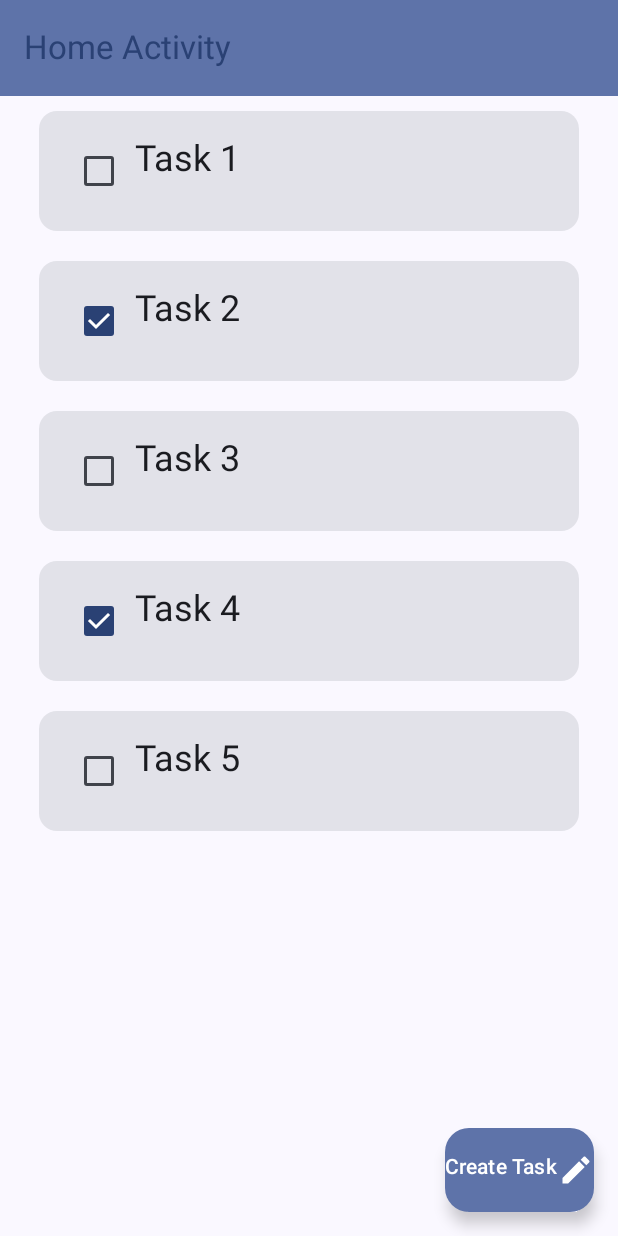
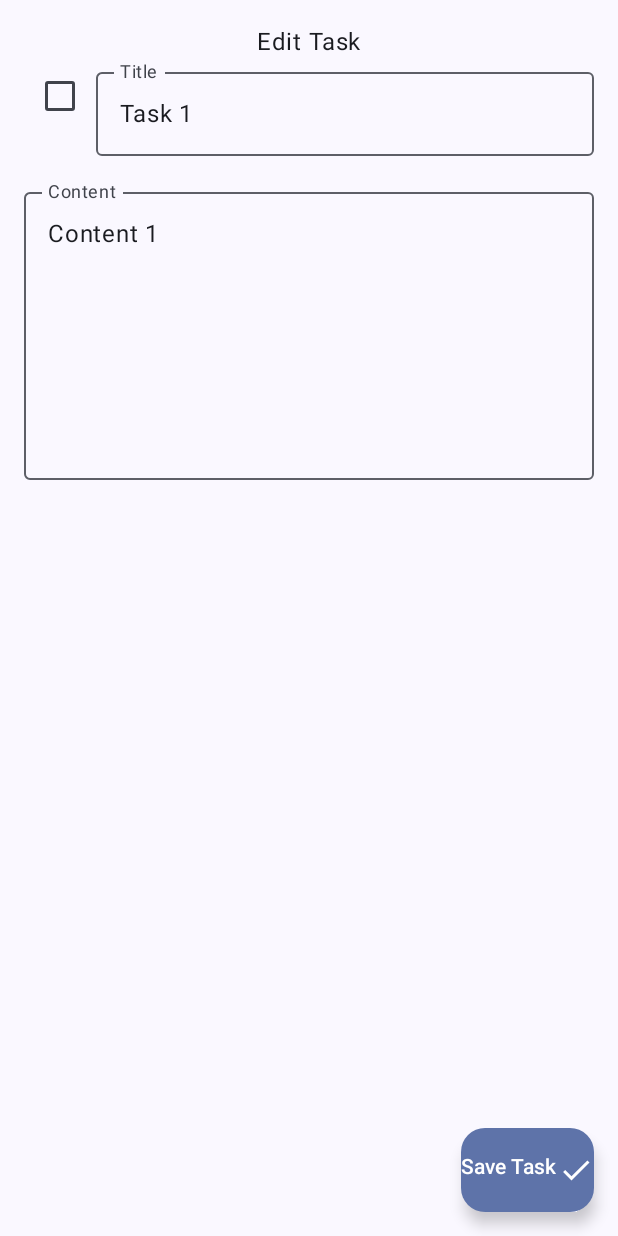
Before and after one commit to SunHe-1992/AndroidLearn, an Android app built with Jetpack Compose: the screen it shows after launch (MainActivity before the commit, EditActivity after it), after a tap on "Task 1", on a phone screen of 412 x 824 dp. Run offline under Robolectric (Android 15) with nearby library versions, the phone set to English and light mode, and no system bars.

Commit message:
Lab 2: edit task

```diff
--- a/app/build.gradle.kts
+++ b/app/build.gradle.kts
@@ -50,7 +50,8 @@ android {
 }
 
 dependencies {
-
+    implementation("androidx.activity:activity-ktx:1.8.2") // Or latest version
+    implementation("androidx.fragment:fragment-ktx:1.6.2") // Or latest version
     implementation(libs.androidx.core.ktx)
     implementation(libs.androidx.lifecycle.runtime.ktx)
     implementation(libs.androidx.activity.compose)
--- a/app/src/main/java/com/sunhe/hesun_comp304lab2_ex1/EditActivity.kt
+++ b/app/src/main/java/com/sunhe/hesun_comp304lab2_ex1/EditActivity.kt
@@ -1,27 +1,54 @@
 package com.sunhe.hesun_comp304lab2_ex1
 
+import android.annotation.SuppressLint
 import android.os.Bundle
+import android.util.Log
+import android.widget.Toast
 import androidx.activity.ComponentActivity
 import androidx.activity.compose.setContent
 import androidx.activity.enableEdgeToEdge
+import androidx.compose.foundation.layout.Arrangement
+import androidx.compose.foundation.layout.Column
+import androidx.compose.foundation.layout.Row
+import androidx.compose.foundation.layout.Spacer
 import androidx.compose.foundation.layout.fillMaxSize
+import androidx.compose.foundation.layout.fillMaxWidth
+import androidx.compose.foundation.layout.height
 import androidx.compose.foundation.layout.padding
+import androidx.compose.material.icons.Icons
+import androidx.compose.material.icons.filled.Done
+import androidx.compose.material3.Checkbox
+import androidx.compose.material3.FloatingActionButton
+import androidx.compose.material3.Icon
+import androidx.compose.material3.OutlinedTextField
 import androidx.compose.material3.Scaffold
 import androidx.compose.material3.Text
 import androidx.compose.runtime.Composable
+import androidx.compose.runtime.getValue
+import androidx.compose.runtime.mutableStateOf
+import androidx.compose.runtime.remember
+import androidx.compose.runtime.setValue
+import androidx.compose.ui.Alignment
 import androidx.compose.ui.Modifier
-import androidx.compose.ui.tooling.preview.Preview
+import androidx.compose.ui.platform.LocalContext
+import androidx.compose.ui.unit.dp
+import androidx.lifecycle.ViewModelProvider
+import com.sunhe.hesun_comp304lab2_ex1.data.DataManager
+import com.sunhe.hesun_comp304lab2_ex1.data.TaskHSViewModel
 import com.sunhe.hesun_comp304lab2_ex1.ui.theme.Hesun_COMP304Lab2_Ex1Theme
+
 
 class EditActivity : ComponentActivity() {
     override fun onCreate(savedInstanceState: Bundle?) {
         super.onCreate(savedInstanceState)
+        val taskId = intent.getIntExtra("taskId", 0)
         enableEdgeToEdge()
         setContent {
             Hesun_COMP304Lab2_Ex1Theme {
                 Scaffold(modifier = Modifier.fillMaxSize()) { innerPadding ->
-                    Greeting3(
-                        name = "Android",
+                    RefreshEditTask(
+                        taskId,
+                        onFinish = { finish() }, // Pass the callback here
                         modifier = Modifier.padding(innerPadding)
                     )
                 }
@@ -30,18 +57,90 @@ class EditActivity : ComponentActivity() {
     }
 }
 
+@SuppressLint("UnusedMaterial3ScaffoldPaddingParameter")
 @Composable
-fun Greeting3(name: String, modifier: Modifier = Modifier) {
-    Text(
-        text = "Hello $name!",
-        modifier = modifier
-    )
-}
+fun RefreshEditTask(
+    taskId: Int,
+    onFinish: () -> Unit,
+    modifier: Modifier = Modifier
+) {
+    val viewModel: TaskHSViewModel = DataManager.getInstance().getVM()
+    val task = viewModel.getTask(taskId)
+    if (task == null) {
+        Log.d("EditActivity", "task is null id = $taskId")
+        return
+    }
+    val context = LocalContext.current
+    var title by remember { mutableStateOf(task.title) }
+    var content by remember { mutableStateOf(task.content) }
+    var checkedState by remember { mutableStateOf(task.done) }
+    Scaffold(
+        floatingActionButton = {
 
-@Preview(showBackground = true)
-@Composable
-fun GreetingPreview3() {
-    Hesun_COMP304Lab2_Ex1Theme {
-        Greeting3("Android")
+            FloatingActionButton(onClick = {
+                //  Save the task using title and content
+                var tip: String = ""
+                if (title.trim() == "" || content.trim() == "") {
+                    tip = "Title or content is empty";
+                } else {
+                    //save data
+                    viewModel.updateTask(taskId, title, content)
+                }
+                if (tip != "") {
+                    Toast.makeText(context, tip, Toast.LENGTH_SHORT).show()
+                } else {//  Navigate back to the main screen
+                    onFinish()
+                }
+            }) {
+                Row() {
+                    Text("Save Task")
+                    Icon(Icons.Default.Done, contentDescription = "Save Task")
+                }
+            }
+        }
+    ) { innerPadding ->
+        Column(
+            modifier = Modifier
+                .fillMaxSize()
+                .padding(16.dp),
+            horizontalAlignment = Alignment.CenterHorizontally,
+            verticalArrangement = Arrangement.Top
+        ) {
+
+            Text(
+                text = "Edit Task",
+                modifier = modifier
+            )
+            Row() {
+                Checkbox(
+                    checked = checkedState,
+                    onCheckedChange = {
+                        viewModel.updateTaskDone(task.id, it)
+                        checkedState = it
+                    }
+                )
+                OutlinedTextField(
+                    value = title,
+                    onValueChange = {
+                        title = it
+                    },
+                    label = { Text("Title") },
+                    modifier = Modifier.fillMaxWidth()
+                )
+            }
+            Spacer(modifier = Modifier.height(16.dp))
+            OutlinedTextField(
+                value = content,
+                onValueChange = {
+                    content = it
+                },
+                label = { Text("Content") },
+                modifier = Modifier
+                    .fillMaxWidth()
+                    .height(200.dp)
+            )
+
+
+        }
     }
 }
--- a/app/src/main/java/com/sunhe/hesun_comp304lab2_ex1/MainActivity.kt
+++ b/app/src/main/java/com/sunhe/hesun_comp304lab2_ex1/MainActivity.kt
@@ -27,6 +27,7 @@ import androidx.compose.ui.tooling.preview.Preview
 import androidx.lifecycle.Lifecycle
 import androidx.lifecycle.lifecycleScope
 import androidx.lifecycle.repeatOnLifecycle
+import com.sunhe.hesun_comp304lab2_ex1.data.DataManager
 import com.sunhe.hesun_comp304lab2_ex1.data.TaskHSViewModel
 import com.sunhe.hesun_comp304lab2_ex1.ui.theme.Hesun_COMP304Lab2_Ex1Theme
 import kotlinx.coroutines.launch
@@ -36,7 +37,8 @@ class MainActivity : ComponentActivity() {
     @OptIn(ExperimentalMaterial3Api::class)
     override fun onCreate(savedInstanceState: Bundle?) {
         super.onCreate(savedInstanceState)
-        val viewModel: TaskHSViewModel by viewModels()
+//        val viewModel: TaskHSViewModel by viewModels()
+        val viewModel: TaskHSViewModel = DataManager.getInstance().getVM()
         lifecycleScope.launch {
             repeatOnLifecycle(Lifecycle.State.STARTED) {
                 viewModel.uiState.collect {
--- /dev/null
+++ b/app/src/main/java/com/sunhe/hesun_comp304lab2_ex1/data/DataManager.kt
@@ -0,0 +1,26 @@
+package com.sunhe.hesun_comp304lab2_ex1.data
+
+import androidx.activity.viewModels
+
+class DataManager {
+
+    var vm: TaskHSViewModel = TaskHSViewModel()
+
+    companion object {
+        private var instance: DataManager? = null
+
+        fun getInstance(): DataManager {
+            if (instance == null) {
+                instance = DataManager()
+            }
+            return instance!!
+        }
+    }
+
+    fun getVM(): TaskHSViewModel {
+        if (vm == null)
+            vm = TaskHSViewModel()
+        return vm
+
+    }
+}
--- a/app/src/main/java/com/sunhe/hesun_comp304lab2_ex1/data/TaskHS.kt
+++ b/app/src/main/java/com/sunhe/hesun_comp304lab2_ex1/data/TaskHS.kt
@@ -20,6 +20,7 @@ class TaskHSViewModel : ViewModel() {
 
     // Handle business logic
     fun showTask() {
+        if (_uiState.value == null || _uiState.value.count()==0) {
             val tasks = listOf(
                 TaskHS(1, "Task 1", "Content 1", false),
                 TaskHS(2, "Task 2", "Content 2", true),
@@ -29,13 +30,13 @@ class TaskHSViewModel : ViewModel() {
             )
             _uiState.value = tasks
         }
+    }
 
     fun updateTaskDone(taskId: Int, isDone: Boolean) {
 
         _uiState.update { currentList ->
             currentList.map { task ->
                 if (task.id == taskId) {
-                    Log.d("TaskHSViewModel", "Task with ID $taskId updated to done: $isDone")
                     task.copy(done = isDone)
                 } else {
                     task
@@ -43,4 +44,22 @@ class TaskHSViewModel : ViewModel() {
             }
         }
     }
+
+    fun getTask(taskId: Int): TaskHS? {
+        val cnt = _uiState.value.count()
+        Log.d("TaskHSViewModel", "getTask count: $cnt")
+        return _uiState.value.find { it.id == taskId }
     }
+
+    fun updateTask(taskId: Int, newTitle: String, newContent: String) {
+        _uiState.update { currentList ->
+            currentList.map { task ->
+                if (task.id == taskId) {
+                    task.copy(title = newTitle, content = newContent)
+                } else {
+                    task
+                }
+            }
+        }
+    }
+}
--- a/app/src/main/java/com/sunhe/hesun_comp304lab2_ex1/views/TaskList.kt
+++ b/app/src/main/java/com/sunhe/hesun_comp304lab2_ex1/views/TaskList.kt
@@ -22,12 +22,16 @@ import androidx.compose.runtime.mutableStateOf
 import androidx.compose.runtime.remember
 import androidx.compose.runtime.setValue
 import androidx.compose.ui.Modifier
+import androidx.compose.ui.platform.LocalContext
 import androidx.compose.ui.unit.dp
+import com.sunhe.hesun_comp304lab2_ex1.EditActivity
+import com.sunhe.hesun_comp304lab2_ex1.data.DataManager
 import com.sunhe.hesun_comp304lab2_ex1.data.TaskHS
 import com.sunhe.hesun_comp304lab2_ex1.data.TaskHSViewModel
 
 @Composable
 fun TaskList(modifier: Modifier, viewModel: TaskHSViewModel) {
+    val context = LocalContext.current
     viewModel.showTask()
     val uiState by viewModel.uiState.collectAsState()
 
@@ -42,15 +46,13 @@ fun TaskList(modifier: Modifier, viewModel: TaskHSViewModel) {
                 horizontalArrangement = Arrangement.SpaceBetween
             ) {
                 TaskCard(
-                    task, onNoteClick = {
-//                    val intent = Intent(context, EditNoteActivity::class.java)
-//                    intent.putExtra("noteIndex", note.index)
-//                    context.startActivity(intent)
-                        Log.d("task", "click id" + task.id)
-                        Log.d("task", "is done" + task.done)
-
+                    task,
+                    onNoteClick = {
+                        val intent = Intent(context, EditActivity::class.java)
+                        intent.putExtra("taskId", task.id)
+                        context.startActivity(intent)
+//                        Log.d("task", "click id" + task.id)
                     },
-                    viewModel
                 )
 
             }
@@ -59,8 +61,12 @@ fun TaskList(modifier: Modifier, viewModel: TaskHSViewModel) {
 }
 
 @Composable
-fun TaskCard(task: TaskHS, onNoteClick: (TaskHS) -> Unit, viewModel: TaskHSViewModel) {
-    var isChecked by remember { mutableStateOf(task.done) }
+fun TaskCard(_task: TaskHS, onNoteClick: (TaskHS) -> Unit) {
+    val viewModel: TaskHSViewModel = DataManager.getInstance().getVM()
+    val task = viewModel.getTask(_task.id)
+    if (task == null) return
+    var checkedState by remember { mutableStateOf(task.done) }
+    checkedState = task.done
     Card(
         modifier = Modifier
             .fillMaxWidth()
@@ -69,12 +75,10 @@ fun TaskCard(task: TaskHS, onNoteClick: (TaskHS) -> Unit, viewModel: TaskHSViewM
     ) {
         Row(modifier = Modifier.padding(16.dp)) {
             Checkbox(
-                checked = isChecked,
+                checked = checkedState,
                 onCheckedChange = {
-                    isChecked = it
                     viewModel.updateTaskDone(task.id, it)
-
-                    Log.d("task", "is done" + task.done)
+                    checkedState = it
                 }
             )
             Text(task.title, style = MaterialTheme.typography.headlineSmall)
```
Lines whose indentation alone changed are shown as unchanged.
